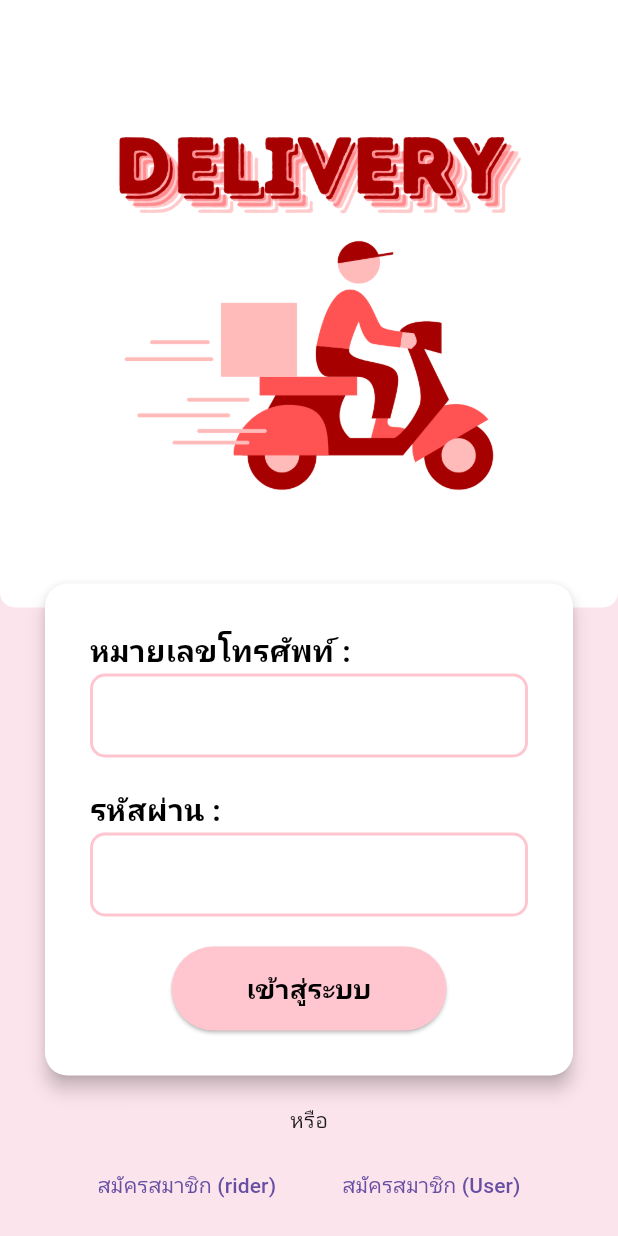
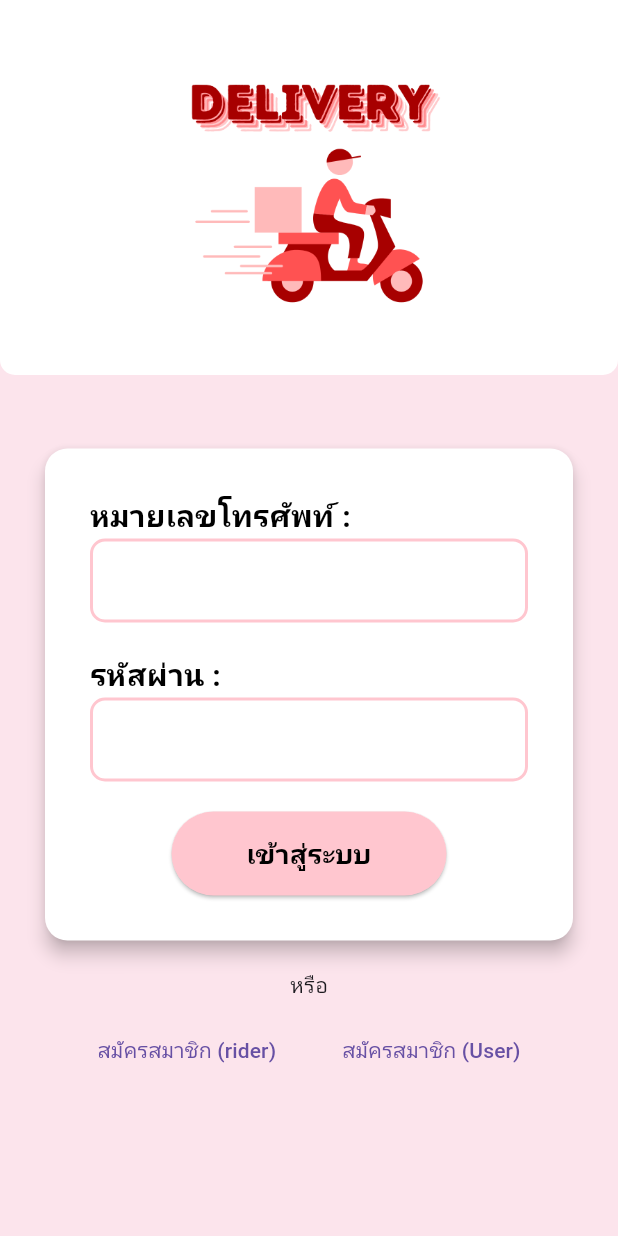
Before and after one commit to pitchazerothree/Delivery, a Flutter app: the screen it shows after launch, on a phone screen of 412 x 824 dp. Run offline on Flutter 3.47's test engine with Material 3 defaults, Android fonts, the light colour scheme and no system bars.

Commit message:
edit page login

```diff
--- a/lib/pages/login.dart
+++ b/lib/pages/login.dart
@@ -1,7 +1,6 @@
 import 'package:flutter/material.dart';
 import 'package:flutter_delivery/pages/registerrider.dart';
 import 'package:flutter_delivery/pages/registeruser.dart';
-
 
 class MyApp extends StatelessWidget {
   const MyApp({super.key});
@@ -31,7 +30,7 @@ class LoginPage extends StatelessWidget {
                   bottom: Radius.circular(10)), // กำหนดขนาดของขอบโค้ง
               child: Image.asset(
                 'assets/images/logo.png',
-                height: 405,
+                height: 250,
                 fit: BoxFit.cover,
               ),
             ),
@@ -39,7 +38,7 @@ class LoginPage extends StatelessWidget {
           Center(
             child: SingleChildScrollView(
               child: Padding(
-                padding: const EdgeInsets.only(top: 380),
+                padding: const EdgeInsets.only(top: 200),
                 child: Column(
                   mainAxisAlignment: MainAxisAlignment.center,
                   children: [
```
